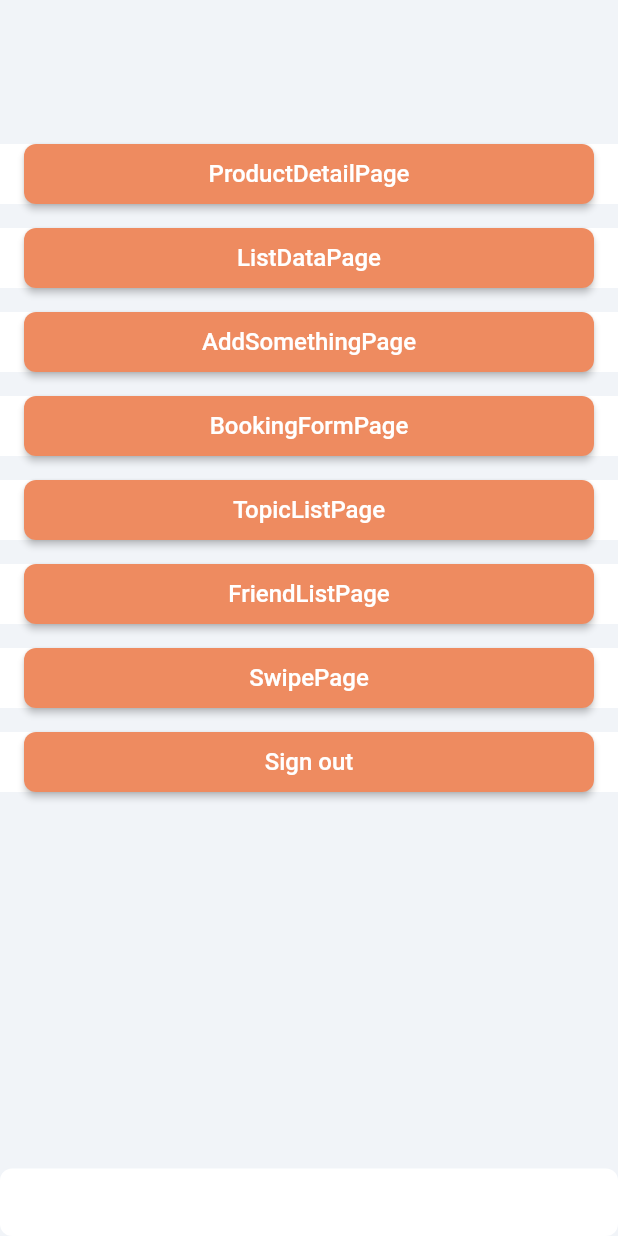
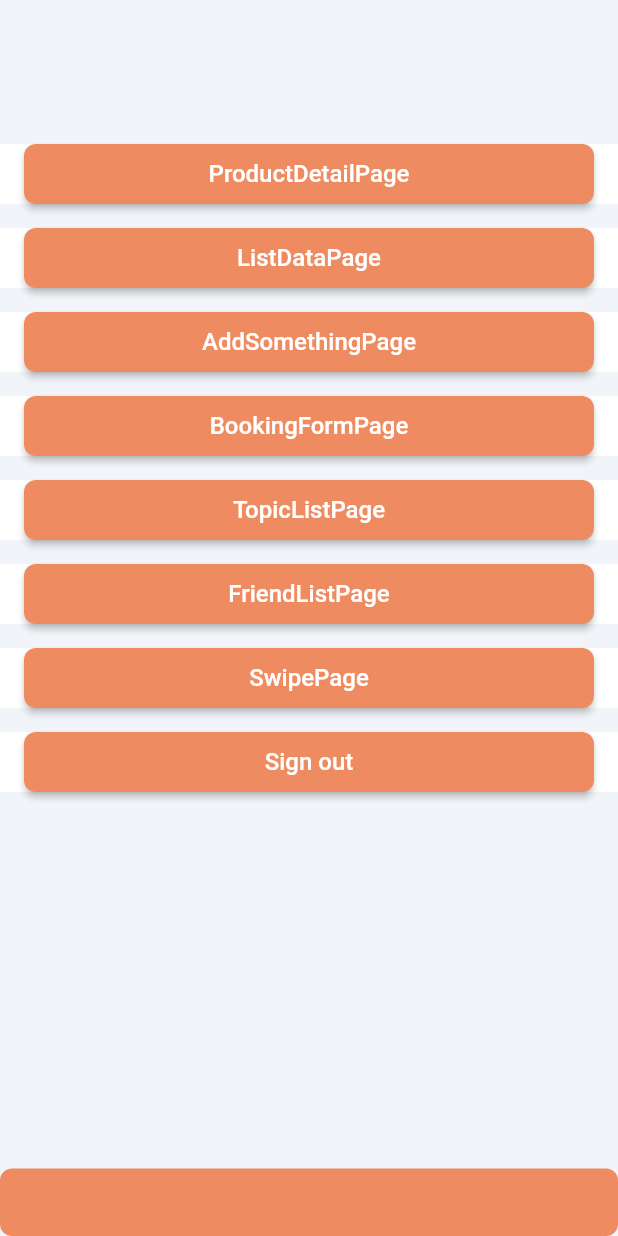
Before and after one commit to darksilver99/silver, a Flutter app: the screen it shows once a user with an empty profile is signed in, on a phone screen of 412 x 824 dp. Run offline on Flutter 3.47's test engine with Material 2 defaults, Android fonts, the phone set to English and light mode, and no system bars; drawn by our look-alikes of auto_size_text, floating_bottom_navigation_bar; our stand-ins replace built_collection, built_value, cloud_firestore, cloud_functions, easy_debounce, equatable and 24 more; missing offline and left inert: algolia, flutter_stripe, json_path, mime_type, swipeable_card_stack; accounts and stored records are empty; Roboto replaces fonts that are missing (Kanit).

Commit message:
Updating to latest FlutterFlow output.

```diff
--- a/lib/main.dart
+++ b/lib/main.dart
@@ -152,7 +152,7 @@ class _NavBarPageState extends State<NavBarPage> {
           _currentPage = null;
           _currentPageName = tabs.keys.toList()[i];
         }),
-        backgroundColor: Colors.white,
+        backgroundColor: FlutterFlowTheme.of(context).tertiary,
         selectedItemColor: Color(0x00000000),
         unselectedItemColor: Color(0x00000000),
         selectedBackgroundColor: Color(0x00000000),
```
